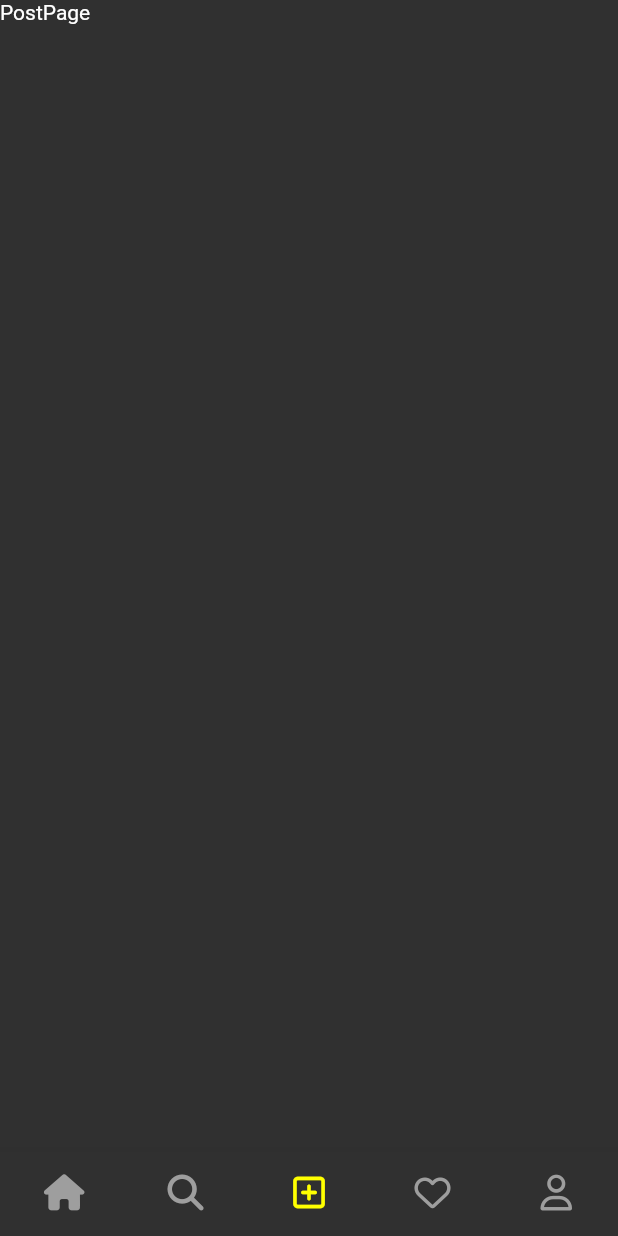
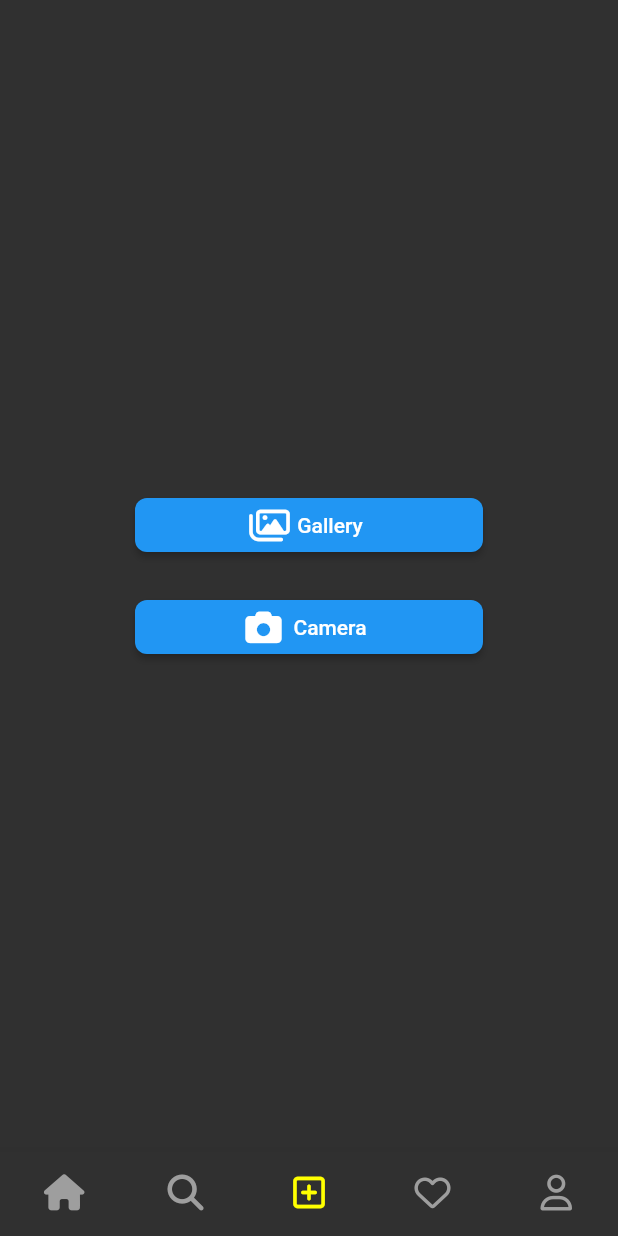
Before and after one commit to hidechy/flutter_minpro_insta, a Flutter app: the HomeScreen screen opened directly, item 3 of the bottom bar chosen, on a phone screen of 412 x 824 dp. Run offline on Flutter 3.47's test engine with Material 2 defaults, Android fonts, the phone set to English and light mode, and no system bars; our stand-ins replace cloud_firestore, firebase_auth, firebase_core, fluttertoast, font_awesome_flutter, google_sign_in and 1 more; accounts and stored records are empty; project files that could hold a hidden picture were left out.

Commit message:
commit 20230519　ギャラリー使用

```diff
--- /dev/null
+++ b/lib/constants.dart
@@ -0,0 +1,3 @@
+// ignore_for_file: constant_identifier_names
+
+enum UploadType { GALLERY, CAMERA }
--- /dev/null
+++ b/lib/repository/post_repository.dart
@@ -0,0 +1,25 @@
+import 'dart:io';
+
+import 'package:image_picker/image_picker.dart';
+import 'package:test_minpro_insta/constants.dart';
+
+class PostRepository {
+  ///
+  Future<File?> pickImage({required UploadType type}) async {
+    final imagePicker = ImagePicker();
+
+    if (type == UploadType.GALLERY) {
+      final pickedImage = await imagePicker.pickImage(
+        source: ImageSource.gallery,
+      );
+
+      return (pickedImage != null) ? File(pickedImage.path) : null;
+    } else {
+      final pickedImage = await imagePicker.pickImage(
+        source: ImageSource.camera,
+      );
+
+      return (pickedImage != null) ? File(pickedImage.path) : null;
+    }
+  }
+}
--- a/lib/screens/home/home_screen.dart
+++ b/lib/screens/home/home_screen.dart
@@ -19,7 +19,7 @@ class _HomeScreenState extends State<HomeScreen> {
   final List<Widget> _pages = [
     const FeedPage(),
     const SearchPage(),
-    const PostPage(),
+    PostPage(),
     const ActivitiesPage(),
     const ProfilePage(),
   ];
--- a/lib/screens/home/page/post_page.dart
+++ b/lib/screens/home/page/post_page.dart
@@ -1,18 +1,64 @@
+// ignore_for_file: must_be_immutable
+
 import 'package:flutter/material.dart';
+import 'package:font_awesome_flutter/font_awesome_flutter.dart';
+import 'package:test_minpro_insta/screens/post_upload_screen.dart';
+
+import '../../../constants.dart';
+import '../../../generated/l10n.dart';
+import '../../components/button_with_icon.dart';
 
 class PostPage extends StatelessWidget {
-  const PostPage({super.key});
+  PostPage({super.key});
 
+  late BuildContext _context;
+
+  ///
   @override
   Widget build(BuildContext context) {
-    return const Scaffold(
+    _context = context;
+
+    return Scaffold(
       body: SafeArea(
-        child: Column(
-          children: [
-            Text('PostPage'),
-          ],
+        child: Padding(
+          padding: const EdgeInsets.symmetric(horizontal: 90),
+          child: Column(
+            mainAxisAlignment: MainAxisAlignment.center,
+            crossAxisAlignment: CrossAxisAlignment.stretch,
+            children: [
+              ButtonWithIcon(
+                iconData: FontAwesomeIcons.images,
+                label: S.of(context).gallery,
+                onPressed: () {
+                  _openPostUploadScreen(
+                    type: UploadType.GALLERY,
+                  );
+                },
+              ),
+              const SizedBox(height: 20),
+              ButtonWithIcon(
+                iconData: FontAwesomeIcons.camera,
+                label: S.of(context).camera,
+                onPressed: () {
+                  _openPostUploadScreen(
+                    type: UploadType.CAMERA,
+                  );
+                },
+              ),
+            ],
+          ),
         ),
       ),
     );
   }
+
+  ///
+  void _openPostUploadScreen({required UploadType type}) {
+    Navigator.push(
+      _context,
+      MaterialPageRoute(
+        builder: (context) => PostUploadScreen(type: type),
+      ),
+    );
+  }
 }
--- a/pubspec.yaml
+++ b/pubspec.yaml
@@ -27,6 +27,7 @@ dependencies:
   fluttertoast: ^8.2.1
   font_awesome_flutter: ^10.4.0
   google_sign_in: ^6.1.0
+  image_picker: ^0.8.7+5
   intl: ^0.18.0
   provider: ^6.0.5
 
```
Also changed, not shown: lib/di/providers.dart (+15 -0 lines), lib/screens/post_upload_screen.dart (added, +25 -0 lines), lib/viewmodels/post_viewmodel.dart (added, +41 -0 lines), pubspec.lock, 3 other files.
